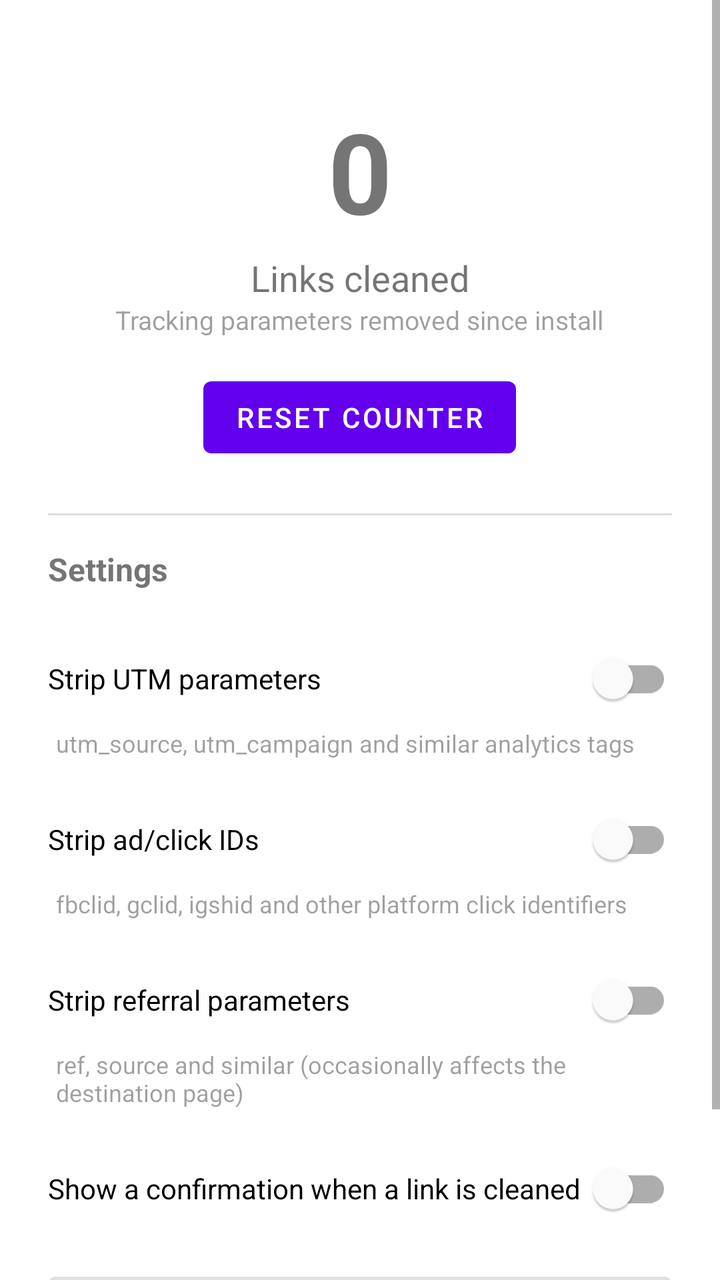
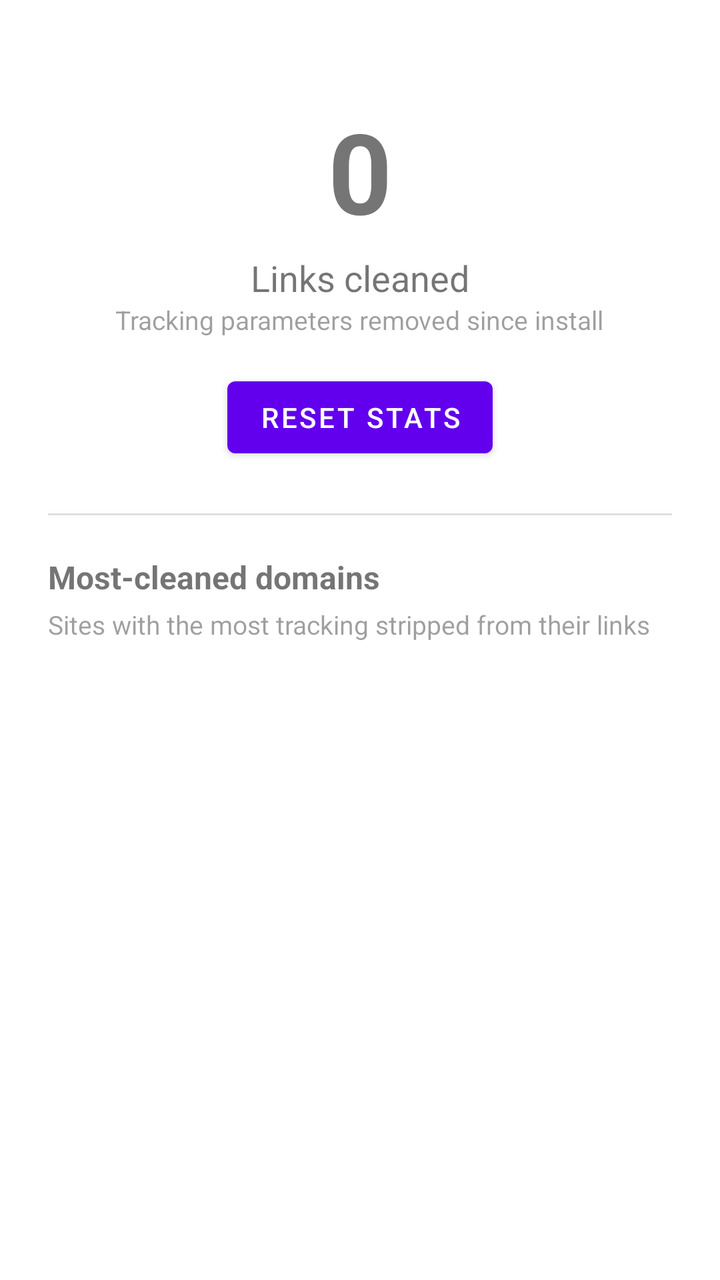

An Android layout rendered at two revisions. The XML below is the earlier revision; the diff shows what the commit changed to produce the second picture.
<!-- AndroidManifest.xml: activity theme Theme.LinkSanitiser -->
<!-- res/layout/activity_main.xml -->
<?xml version="1.0" encoding="utf-8"?>
<ScrollView
    android:id="@+id/scrollRoot"
    xmlns:android="http://schemas.android.com/apk/res/android"
    xmlns:app="http://schemas.android.com/apk/res-auto"
    android:layout_width="match_parent"
    android:layout_height="match_parent"
    android:clipToPadding="false">

    <LinearLayout
        android:layout_width="match_parent"
        android:layout_height="wrap_content"
        android:orientation="vertical"
        android:paddingHorizontal="24dp"
        android:paddingTop="48dp"
        android:paddingBottom="24dp">

        <TextView
            android:id="@+id/counterValue"
            android:layout_width="wrap_content"
            android:layout_height="wrap_content"
            android:layout_gravity="center_horizontal"
            android:layout_marginBottom="4dp"
            android:textSize="56sp"
            android:textStyle="bold"
            android:text="0" />

        <TextView
            android:layout_width="wrap_content"
            android:layout_height="wrap_content"
            android:layout_gravity="center_horizontal"
            android:text="@string/counter_label"
            android:textSize="18sp" />

        <TextView
            android:layout_width="wrap_content"
            android:layout_height="wrap_content"
            android:layout_gravity="center_horizontal"
            android:layout_marginBottom="16dp"
            android:alpha="0.7"
            android:text="@string/counter_sublabel"
            android:textSize="13sp" />

        <Button
            android:id="@+id/resetButton"
            android:layout_width="wrap_content"
            android:layout_height="wrap_content"
            android:layout_gravity="center_horizontal"
            android:layout_marginBottom="24dp"
            android:text="@string/reset_counter" />

        <View
            android:layout_width="match_parent"
            android:layout_height="1dp"
            android:layout_marginBottom="16dp"
            android:background="?android:attr/listDivider" />

        <TextView
            android:layout_width="wrap_content"
            android:layout_height="wrap_content"
            android:layout_marginBottom="8dp"
            android:text="@string/settings_heading"
            android:textStyle="bold"
            android:textSize="16sp" />

        <com.google.android.material.switchmaterial.SwitchMaterial
            android:id="@+id/switchStripUtm"
            android:layout_width="match_parent"
            android:layout_height="wrap_content"
            android:layout_marginTop="12dp"
            android:text="@string/setting_strip_utm" />

        <TextView
            android:layout_width="match_parent"
            android:layout_height="wrap_content"
            android:layout_marginStart="4dp"
            android:alpha="0.7"
            android:text="@string/setting_strip_utm_desc"
            android:textSize="12sp" />

        <com.google.android.material.switchmaterial.SwitchMaterial
            android:id="@+id/switchStripClickIds"
            android:layout_width="match_parent"
            android:layout_height="wrap_content"
            android:layout_marginTop="16dp"
            android:text="@string/setting_strip_click_ids" />

        <TextView
            android:layout_width="match_parent"
            android:layout_height="wrap_content"
            android:layout_marginStart="4dp"
            android:alpha="0.7"
            android:text="@string/setting_strip_click_ids_desc"
            android:textSize="12sp" />

        <com.google.android.material.switchmaterial.SwitchMaterial
            android:id="@+id/switchStripReferral"
            android:layout_width="match_parent"
            android:layout_height="wrap_content"
            android:layout_marginTop="16dp"
            android:text="@string/setting_strip_referral" />

        <TextView
            android:layout_width="match_parent"
            android:layout_height="wrap_content"
            android:layout_marginStart="4dp"
            android:alpha="0.7"
            android:text="@string/setting_strip_referral_desc"
            android:textSize="12sp" />

        <com.google.android.material.switchmaterial.SwitchMaterial
            android:id="@+id/switchShowToast"
            android:layout_width="match_parent"
            android:layout_height="wrap_content"
            android:layout_marginTop="16dp"
            android:text="@string/setting_show_toast" />

        <com.google.android.material.textfield.TextInputLayout
            android:id="@+id/customParamsLayout"
            android:layout_width="match_parent"
            android:layout_height="wrap_content"
            android:layout_marginTop="20dp"
            android:hint="@string/custom_params_label"
            app:helperText="@string/custom_params_hint"
            app:helperTextEnabled="true">

            <com.google.android.material.textfield.TextInputEditText
                android:id="@+id/customParamsInput"
                android:layout_width="match_parent"
                android:layout_height="wrap_content"
                android:inputType="text" />

        </com.google.android.material.textfield.TextInputLayout>

    </LinearLayout>

</ScrollView>
<!-- resources referenced by this layout -->
<resources>
  <string name="counter_label">Links cleaned</string>
  <string name="counter_sublabel">Tracking parameters removed since install</string>
  <string name="custom_params_hint">e.g. cid, affiliate_id</string>
  <string name="custom_params_label">Custom parameters to always strip (comma-separated)</string>
  <string name="reset_counter">Reset counter</string>
  <string name="setting_show_toast">Show a confirmation when a link is cleaned</string>
  <string name="setting_strip_click_ids">Strip ad/click IDs</string>
  <string name="setting_strip_click_ids_desc">fbclid, gclid, igshid and other platform click identifiers</string>
  <string name="setting_strip_referral">Strip referral parameters</string>
  <string name="setting_strip_referral_desc">ref, source and similar (occasionally affects the destination page)</string>
  <string name="setting_strip_utm">Strip UTM parameters</string>
  <string name="setting_strip_utm_desc">utm_source, utm_campaign and similar analytics tags</string>
  <string name="settings_heading">Settings</string>
  <style name="Theme.LinkSanitiser" parent="Theme.MaterialComponents.DayNight.NoActionBar">
          <item name="colorPrimary">@color/purple_500</item>
          <item name="colorPrimaryDark">@color/purple_700</item>
          <item name="colorAccent">@color/teal_200</item>
      </style>
  <color name="purple_500">#FF6200EE</color>
  <color name="purple_700">#FF3700B3</color>
  <color name="teal_200">#FF03DAC5</color>
</resources>

<!-- the commit's change to res/layout/activity_main.xml (unified diff, before → after) -->
@@ -4,8 +4,7 @@
     xmlns:android="http://schemas.android.com/apk/res/android"
     xmlns:app="http://schemas.android.com/apk/res-auto"
     android:layout_width="match_parent"
-    android:layout_height="match_parent"
-    android:clipToPadding="false">
+    android:layout_height="match_parent">
 
     <LinearLayout
         android:layout_width="match_parent"
@@ -47,90 +46,37 @@
             android:layout_height="wrap_content"
             android:layout_gravity="center_horizontal"
             android:layout_marginBottom="24dp"
-            android:text="@string/reset_counter" />
+            android:text="@string/reset_stats" />
 
         <View
             android:layout_width="match_parent"
             android:layout_height="1dp"
-            android:layout_marginBottom="16dp"
+            android:layout_marginBottom="20dp"
             android:background="?android:attr/listDivider" />
 
         <TextView
             android:layout_width="wrap_content"
             android:layout_height="wrap_content"
-            android:layout_marginBottom="8dp"
-            android:text="@string/settings_heading"
+            android:layout_marginBottom="4dp"
+            android:text="@string/top_domains_heading"
             android:textStyle="bold"
             android:textSize="16sp" />
-
-        <com.google.android.material.switchmaterial.SwitchMaterial
-            android:id="@+id/switchStripUtm"
-            android:layout_width="match_parent"
-            android:layout_height="wrap_content"
-            android:layout_marginTop="12dp"
-            android:text="@string/setting_strip_utm" />
 
         <TextView
             android:layout_width="match_parent"
             android:layout_height="wrap_content"
-            android:layout_marginStart="4dp"
+            android:layout_marginBottom="16dp"
             android:alpha="0.7"
-            android:text="@string/setting_strip_utm_desc"
-            android:textSize="12sp" />
+            android:text="@string/top_domains_subheading"
+            android:textSize="13sp" />
 
-        <com.google.android.material.switchmaterial.SwitchMaterial
-            android:id="@+id/switchStripClickIds"
+        <TextView
+            android:id="@+id/topDomainsText"
             android:layout_width="match_parent"
             android:layout_height="wrap_content"
-            android:layout_marginTop="16dp"
-            android:text="@string/setting_strip_click_ids" />
-
-        <TextView
-            android:layout_width="match_parent"
-            android:layout_height="wrap_content"
-            android:layout_marginStart="4dp"
-            android:alpha="0.7"
-            android:text="@string/setting_strip_click_ids_desc"
-            android:textSize="12sp" />
-
-        <com.google.android.material.switchmaterial.SwitchMaterial
-            android:id="@+id/switchStripReferral"
-            android:layout_width="match_parent"
-            android:layout_height="wrap_content"
-            android:layout_marginTop="16dp"
-            android:text="@string/setting_strip_referral" />
-
-        <TextView
-            android:layout_width="match_parent"
-            android:layout_height="wrap_content"
-            android:layout_marginStart="4dp"
-            android:alpha="0.7"
-            android:text="@string/setting_strip_referral_desc"
-            android:textSize="12sp" />
-
-        <com.google.android.material.switchmaterial.SwitchMaterial
-            android:id="@+id/switchShowToast"
-            android:layout_width="match_parent"
-            android:layout_height="wrap_content"
-            android:layout_marginTop="16dp"
-            android:text="@string/setting_show_toast" />
-
-        <com.google.android.material.textfield.TextInputLayout
-            android:id="@+id/customParamsLayout"
-            android:layout_width="match_parent"
-            android:layout_height="wrap_content"
-            android:layout_marginTop="20dp"
-            android:hint="@string/custom_params_label"
-            app:helperText="@string/custom_params_hint"
-            app:helperTextEnabled="true">
-
-            <com.google.android.material.textfield.TextInputEditText
-                android:id="@+id/customParamsInput"
-                android:layout_width="match_parent"
-                android:layout_height="wrap_content"
-                android:inputType="text" />
-
-        </com.google.android.material.textfield.TextInputLayout>
+            android:lineSpacingExtra="6dp"
+            android:textSize="15sp"
+            android:text="" />
 
     </LinearLayout>
 
<!-- resource entries referenced after the edit -->
@@ -2,17 +2,9 @@
 <resources>
   <string name="counter_label">Links cleaned</string>
   <string name="counter_sublabel">Tracking parameters removed since install</string>
-  <string name="custom_params_hint">e.g. cid, affiliate_id</string>
-  <string name="custom_params_label">Custom parameters to always strip (comma-separated)</string>
-  <string name="reset_counter">Reset counter</string>
-  <string name="setting_show_toast">Show a confirmation when a link is cleaned</string>
-  <string name="setting_strip_click_ids">Strip ad/click IDs</string>
-  <string name="setting_strip_click_ids_desc">fbclid, gclid, igshid and other platform click identifiers</string>
-  <string name="setting_strip_referral">Strip referral parameters</string>
-  <string name="setting_strip_referral_desc">ref, source and similar (occasionally affects the destination page)</string>
-  <string name="setting_strip_utm">Strip UTM parameters</string>
-  <string name="setting_strip_utm_desc">utm_source, utm_campaign and similar analytics tags</string>
-  <string name="settings_heading">Settings</string>
+  <string name="reset_stats">Reset stats</string>
+  <string name="top_domains_heading">Most-cleaned domains</string>
+  <string name="top_domains_subheading">Sites with the most tracking stripped from their links</string>
   <style name="Theme.LinkSanitiser" parent="Theme.MaterialComponents.DayNight.NoActionBar">
           <item name="colorPrimary">@color/purple_500</item>
           <item name="colorPrimaryDark">@color/purple_700</item>
